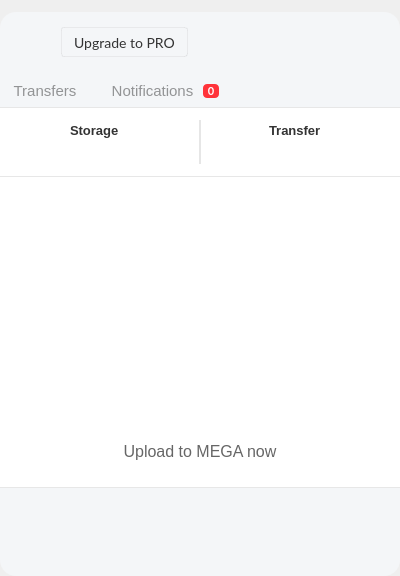
meganz/MEGAsync, file src/MEGASync/gui/macx/InfoDialog.ui: the form before one commit.
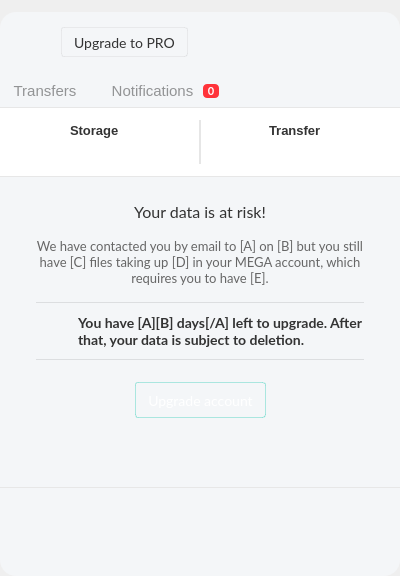
The form after the commit. The open tabs and pages were chosen to show the change. Icons and pictures are not drawn. Custom widgets are drawn as their Qt base class.

Commit message: Update macOS infodialog for paywall states

```diff
--- a/src/MEGASync/gui/macx/InfoDialog.ui
+++ b/src/MEGASync/gui/macx/InfoDialog.ui
@@ -2,6 +2,14 @@
 <ui version="4.0">
  <class>InfoDialog</class>
  <widget class="QDialog" name="InfoDialog">
+  <property name="geometry">
+   <rect>
+    <x>0</x>
+    <y>0</y>
+    <width>400</width>
+    <height>576</height>
+   </rect>
+  </property>
   <property name="sizePolicy">
    <sizepolicy hsizetype="Preferred" vsizetype="Preferred">
     <horstretch>0</horstretch>
@@ -1394,7 +1402,7 @@
 }</string>
                         </property>
                         <property name="currentIndex">
-                         <number>0</number>
+                         <number>3</number>
                         </property>
                         <widget class="QWidget" name="pUpdated">
                          <property name="sizePolicy">
@@ -1916,6 +1924,407 @@
                           </item>
                          </layout>
                         </widget>
+                        <widget class="QWidget" name="pOverDiskQuotaPaywall">
+                         <layout class="QVBoxLayout" name="verticalLayout_25">
+                          <property name="spacing">
+                           <number>0</number>
+                          </property>
+                          <property name="leftMargin">
+                           <number>36</number>
+                          </property>
+                          <property name="topMargin">
+                           <number>25</number>
+                          </property>
+                          <property name="rightMargin">
+                           <number>36</number>
+                          </property>
+                          <property name="bottomMargin">
+                           <number>16</number>
+                          </property>
+                          <item>
+                           <widget class="QWidget" name="wOverDiskQuotaTitle" native="true">
+                            <property name="sizePolicy">
+                             <sizepolicy hsizetype="Preferred" vsizetype="Fixed">
+                              <horstretch>0</horstretch>
+                              <verstretch>0</verstretch>
+                             </sizepolicy>
+                            </property>
+                            <layout class="QVBoxLayout" name="verticalLayout_24">
+                             <property name="spacing">
+                              <number>0</number>
+                             </property>
+                             <property name="leftMargin">
+                              <number>0</number>
+                             </property>
+                             <property name="topMargin">
+                              <number>0</number>
+                             </property>
+                             <property name="rightMargin">
+                              <number>0</number>
+                             </property>
+                             <property name="bottomMargin">
+                              <number>0</number>
+                             </property>
+                             <item>
+                              <widget class="QLabel" name="lOverDiskQuotaTitle">
+                               <property name="sizePolicy">
+                                <sizepolicy hsizetype="Preferred" vsizetype="Fixed">
+                                 <horstretch>0</horstretch>
+                                 <verstretch>0</verstretch>
+                                </sizepolicy>
+                               </property>
+                               <property name="styleSheet">
+                                <string notr="true">#lOverDiskQuotaTitle
+{
+  color: #333333;
+  font-family: Lato;
+  font-size: 16px;
+  letter-spacing: 0;
+  line-height: 24px;
+}</string>
+                               </property>
+                               <property name="text">
+                                <string>Your data is at risk!</string>
+                               </property>
+                               <property name="alignment">
+                                <set>Qt::AlignCenter</set>
+                               </property>
+                               <property name="wordWrap">
+                                <bool>true</bool>
+                               </property>
+                              </widget>
+                             </item>
+                            </layout>
+                           </widget>
+                          </item>
+                          <item>
+                           <widget class="QWidget" name="wOverDiskQuotaInfo" native="true">
+                            <property name="sizePolicy">
+                             <sizepolicy hsizetype="Preferred" vsizetype="Fixed">
+                              <horstretch>0</horstretch>
+                              <verstretch>0</verstretch>
+                             </sizepolicy>
+                            </property>
+                            <layout class="QVBoxLayout" name="verticalLayout_23">
+                             <property name="spacing">
+                              <number>0</number>
+                             </property>
+                             <property name="leftMargin">
+                              <number>0</number>
+                             </property>
+                             <property name="topMargin">
+                              <number>16</number>
+                             </property>
+                             <property name="rightMargin">
+                              <number>0</number>
+                             </property>
+                             <property name="bottomMargin">
+                              <number>16</number>
+                             </property>
+                             <item>
+                              <widget class="QLabel" name="lOverDiskQuotaLabel">
+                               <property name="sizePolicy">
+                                <sizepolicy hsizetype="Preferred" vsizetype="Fixed">
+                                 <horstretch>0</horstretch>
+                                 <verstretch>0</verstretch>
+                                </sizepolicy>
+                               </property>
+                               <property name="styleSheet">
+                                <string notr="true">#lOverDiskQuotaLabel
+{
+  color: #666666;
+  font-family: Lato;
+  font-size: 13px;
+  letter-spacing: 0;
+}</string>
+                               </property>
+                               <property name="text">
+                                <string>We have contacted you by email to [A] on [B] but you still have [C] files taking up [D] in your MEGA account, which requires you to have [E].</string>
+                               </property>
+                               <property name="alignment">
+                                <set>Qt::AlignHCenter|Qt::AlignTop</set>
+                               </property>
+                               <property name="wordWrap">
+                                <bool>true</bool>
+                               </property>
+                              </widget>
+                             </item>
+                            </layout>
+                           </widget>
+                          </item>
+                          <item>
+                           <widget class="QWidget" name="wWarningOverDiskQuota" native="true">
+                            <property name="sizePolicy">
+                             <sizepolicy hsizetype="Preferred" vsizetype="Fixed">
+                              <horstretch>0</horstretch>
+                              <verstretch>0</verstretch>
+                             </sizepolicy>
+                            </property>
+                            <layout class="QVBoxLayout" name="verticalLayout_26">
+                             <property name="spacing">
+                              <number>10</number>
+                             </property>
+                             <property name="leftMargin">
+                              <number>0</number>
+                             </property>
+                             <property name="topMargin">
+                              <number>0</number>
+                             </property>
+                             <property name="rightMargin">
+                              <number>0</number>
+                             </property>
+                             <property name="bottomMargin">
+                              <number>10</number>
+                             </property>
+                             <item>
+                              <widget class="QWidget" name="wUpperSeparator" native="true">
+                               <property name="sizePolicy">
+                                <sizepolicy hsizetype="Preferred" vsizetype="Fixed">
+                                 <horstretch>0</horstretch>
+                                 <verstretch>0</verstretch>
+                                </sizepolicy>
+                               </property>
+                               <property name="minimumSize">
+                                <size>
+                                 <width>0</width>
+                                 <height>1</height>
+                                </size>
+                               </property>
+                               <property name="maximumSize">
+                                <size>
+                                 <width>16777215</width>
+                                 <height>1</height>
+                                </size>
+                               </property>
+                               <property name="styleSheet">
+                                <string notr="true">#wUpperSeparator
+{
+  background-color: rgba(0,0,0,0.1);
+}</string>
+                               </property>
+                              </widget>
+                             </item>
+                             <item>
+                              <widget class="QWidget" name="wWarningMessage" native="true">
+                               <property name="sizePolicy">
+                                <sizepolicy hsizetype="Preferred" vsizetype="Fixed">
+                                 <horstretch>0</horstretch>
+                                 <verstretch>0</verstretch>
+                                </sizepolicy>
+                               </property>
+                               <layout class="QHBoxLayout" name="horizontalLayout_20">
+                                <property name="leftMargin">
+                                 <number>0</number>
+                                </property>
+                                <property name="topMargin">
+                                 <number>0</number>
+                                </property>
+                                <property name="rightMargin">
+                                 <number>0</number>
+                                </property>
+                                <property name="bottomMargin">
+                                 <number>0</number>
+                                </property>
+                                <item>
+                                 <widget class="QPushButton" name="lWarningOverDiskQuotaIcon">
+                                  <property name="minimumSize">
+                                   <size>
+                                    <width>36</width>
+                                    <height>36</height>
+                                   </size>
+                                  </property>
+                                  <property name="maximumSize">
+                                   <size>
+                                    <width>36</width>
+                                    <height>36</height>
+                                   </size>
+                                  </property>
+                                  <property name="styleSheet">
+                                   <string notr="true">#lWarningOverDiskQuotaIcon
+{
+  border: none;
+}</string>
+                                  </property>
+                                  <property name="text">
+                                   <string/>
+                                  </property>
+                                  <property name="icon">
+                                   <iconset>
+                                    <normalon>:/images/icon_paywall_warning.png</normalon>
+                                   </iconset>
+                                  </property>
+                                  <property name="iconSize">
+                                   <size>
+                                    <width>36</width>
+                                    <height>36</height>
+                                   </size>
+                                  </property>
+                                 </widget>
+                                </item>
+                                <item>
+                                 <widget class="QLabel" name="lWarningOverDiskQuota">
+                                  <property name="sizePolicy">
+                                   <sizepolicy hsizetype="Preferred" vsizetype="Fixed">
+                                    <horstretch>0</horstretch>
+                                    <verstretch>0</verstretch>
+                                   </sizepolicy>
+                                  </property>
+                                  <property name="styleSheet">
+                                   <string notr="true">#lWarningOverDiskQuota
+{
+  color: #333333;
+  font-family: Lato;
+  font-size: 14px;
+  font-weight: bold;
+  line-height: 20px;
+}</string>
+                                  </property>
+                                  <property name="text">
+                                   <string>You have [A][B] days[/A] left to upgrade. After that, your data is subject to deletion.</string>
+                                  </property>
+                                  <property name="wordWrap">
+                                   <bool>true</bool>
+                                  </property>
+                                 </widget>
+                                </item>
+                               </layout>
+                              </widget>
+                             </item>
+                             <item>
+                              <widget class="QWidget" name="wBottomSeparator" native="true">
+                               <property name="sizePolicy">
+                                <sizepolicy hsizetype="Preferred" vsizetype="Fixed">
+                                 <horstretch>0</horstretch>
+                                 <verstretch>0</verstretch>
+                                </sizepolicy>
+                               </property>
+                               <property name="minimumSize">
+                                <size>
+                                 <width>0</width>
+                                 <height>1</height>
+                                </size>
+                               </property>
+                               <property name="maximumSize">
+                                <size>
+                                 <width>16777215</width>
+                                 <height>1</height>
+                                </size>
+                               </property>
+                               <property name="styleSheet">
+                                <string notr="true">#wBottomSeparator
+{
+  background-color: rgba(0,0,0,0.1);
+}</string>
+                               </property>
+                              </widget>
+                             </item>
+                            </layout>
+                           </widget>
+                          </item>
+                          <item>
+                           <widget class="QWidget" name="wUpgradeOverDiskQuota" native="true">
+                            <property name="sizePolicy">
+                             <sizepolicy hsizetype="Preferred" vsizetype="Fixed">
+                              <horstretch>0</horstretch>
+                              <verstretch>0</verstretch>
+                             </sizepolicy>
+                            </property>
+                            <layout class="QHBoxLayout" name="horizontalLayout_18">
+                             <property name="leftMargin">
+                              <number>0</number>
+                             </property>
+                             <property name="topMargin">
+                              <number>12</number>
+                             </property>
+                             <property name="rightMargin">
+                              <number>0</number>
+                             </property>
+                             <property name="bottomMargin">
+                              <number>0</number>
+                             </property>
+                             <item>
+                              <spacer name="horizontalSpacer_14">
+                               <property name="orientation">
+                                <enum>Qt::Horizontal</enum>
+                               </property>
+                               <property name="sizeHint" stdset="0">
+                                <size>
+                                 <width>77</width>
+                                 <height>20</height>
+                                </size>
+                               </property>
+                              </spacer>
+                             </item>
+                             <item>
+                              <widget class="QPushButton" name="bUpgradeOverDiskQuota">
+                               <property name="minimumSize">
+                                <size>
+                                 <width>0</width>
+                                 <height>36</height>
+                                </size>
+                               </property>
+                               <property name="maximumSize">
+                                <size>
+                                 <width>16777215</width>
+                                 <height>36</height>
+                                </size>
+                               </property>
+                               <property name="styleSheet">
+                                <string notr="true">#bUpgradeOverDiskQuota
+{
+
+font-family: Lato;
+font-size: 14px;
+border: 1px solid rgba(0,191, 165, 30%);
+border-radius: 3px;
+color: #ffffff;
+padding: 7px 12px 7px 12px;
+background-color: qlineargradient(x1: 0, y1: 0, x2: 0, y2: 1,
+							stop: 0 rgba(0, 204, 176, 1), stop: 1 rgba(0, 172,149,1));
+}
+
+#bUpgradeOverDiskQuota:hover
+{
+	border: 1px solid rgba(0,191, 165, 80%);
+}
+</string>
+                               </property>
+                               <property name="text">
+                                <string>Upgrade account</string>
+                               </property>
+                              </widget>
+                             </item>
+                             <item>
+                              <spacer name="horizontalSpacer_15">
+                               <property name="orientation">
+                                <enum>Qt::Horizontal</enum>
+                               </property>
+                               <property name="sizeHint" stdset="0">
+                                <size>
+                                 <width>76</width>
+                                 <height>20</height>
+                                </size>
+                               </property>
+                              </spacer>
+                             </item>
+                            </layout>
+                           </widget>
+                          </item>
+                          <item>
+                           <spacer name="verticalSpacer_6">
+                            <property name="orientation">
+                             <enum>Qt::Vertical</enum>
+                            </property>
+                            <property name="sizeHint" stdset="0">
+                             <size>
+                              <width>20</width>
+                              <height>40</height>
+                             </size>
+                            </property>
+                           </spacer>
+                          </item>
+                         </layout>
+                        </widget>
                        </widget>
                       </item>
                      </layout>
```
Left out of the diff: 2 changed lines with no effect on the pictures.
